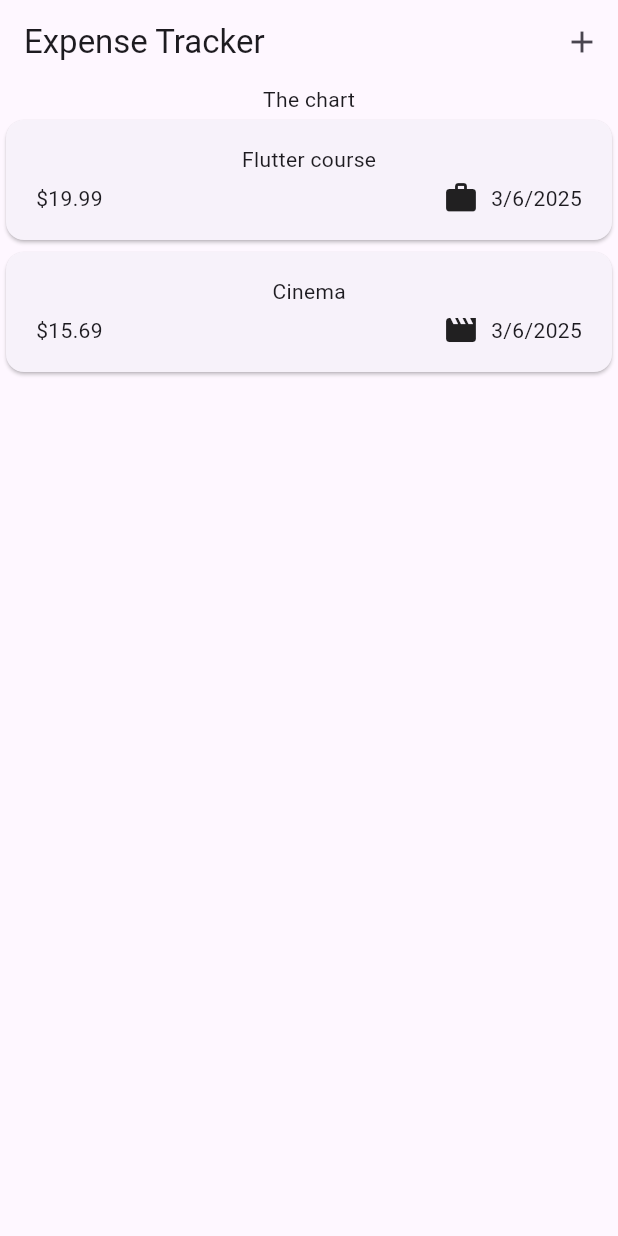
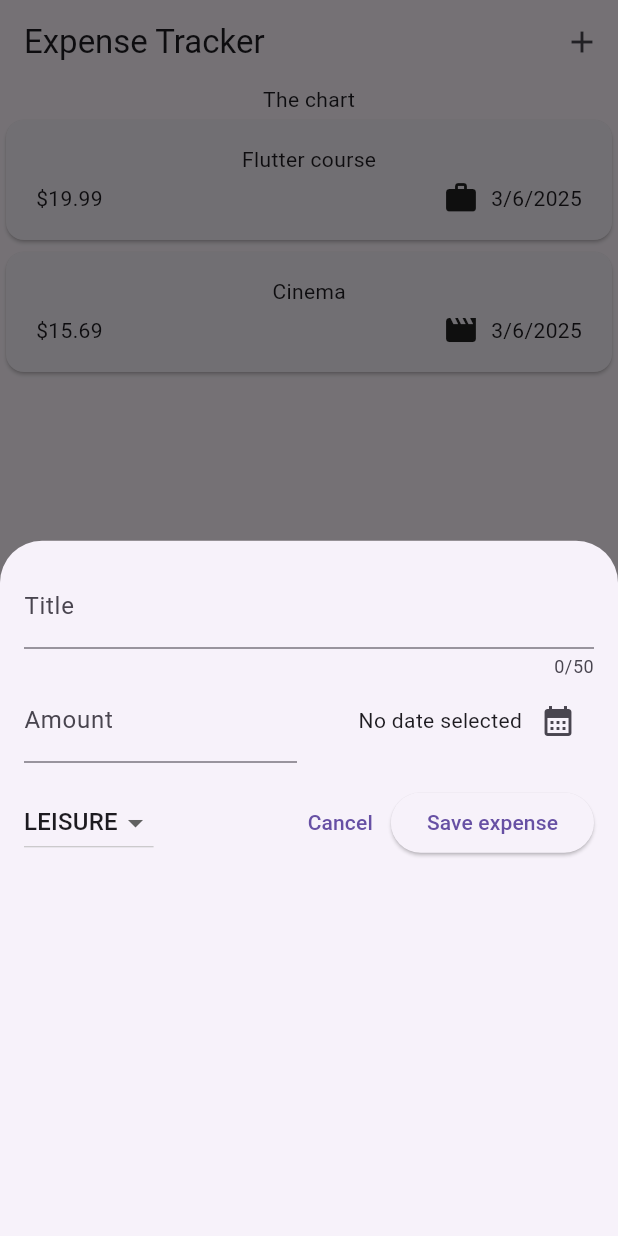
Before and after one commit to Marcusng88/flutter-learn, a Flutter app: the screen it shows after launch, after a tap on the "add" icon, on a phone screen of 412 x 824 dp. Run offline on Flutter 3.47's test engine with Material 3 defaults, Android fonts, the phone set to English and light mode, and no system bars; our stand-ins replace google_fonts.

Commit message:
add function to add new expenses

```diff
--- a/app3_expense_tracker/lib/widgets/expenses.dart
+++ b/app3_expense_tracker/lib/widgets/expenses.dart
@@ -1,3 +1,5 @@
+import 'package:app3_expense_tracker/widgets/new_expense.dart';
+
 import 'expenses_list/expenses_list.dart';
 import 'package:app3_expense_tracker/models/expense.dart';
 import 'package:flutter/material.dart';
@@ -24,12 +26,17 @@ class _ExpensesState extends State<Expenses> {
         date: DateTime.now(),
         category: Category.leisure),
   ];
+
+  void _openAddExpenseOverlay(){
+    showModalBottomSheet(context: context, builder: (ctx) => const NewExpense());
+  }
+
   @override
   Widget build(BuildContext context) {
     return Scaffold(
       appBar: AppBar(
         title: const Text('Expense Tracker'),
-        actions: [IconButton(onPressed: () {}, icon: Icon(Icons.add))],
+        actions: [IconButton(onPressed: _openAddExpenseOverlay, icon: Icon(Icons.add))],
       ),
       body: Column(
         children: [
--- /dev/null
+++ b/app3_expense_tracker/lib/widgets/new_expense.dart
@@ -0,0 +1,119 @@
+import 'package:flutter/material.dart';
+import 'package:intl/intl.dart';
+import 'package:app3_expense_tracker/models/expense.dart';
+
+final formatter = DateFormat.yMd();
+
+class NewExpense extends StatefulWidget {
+  const NewExpense({super.key});
+  @override
+  State<StatefulWidget> createState() {
+    return _NewExtenseState();
+  }
+}
+
+class _NewExtenseState extends State<NewExpense> {
+  final _titleController = TextEditingController();
+  final _amountController = TextEditingController();
+  DateTime? _selectedDate;
+  Category _selectedCategory = Category.leisure;
+
+  void _presentDatePicker() async {
+    final now = DateTime.now();
+    final firstDate = DateTime(now.year - 1, now.month, now.day);
+    final pickedDate = await showDatePicker(
+      context: context,
+      initialDate: now,
+      firstDate: firstDate,
+      lastDate: now,
+    );
+    setState(() {
+      _selectedDate = pickedDate;
+    });
+  }
+
+  @override
+  void dispose() {
+    _titleController.dispose();
+    _amountController.dispose();
+    super.dispose();
+  }
+
+  @override
+  Widget build(BuildContext context) {
+    return Padding(
+      padding: const EdgeInsets.all(16),
+      child: Column(
+        children: [
+          TextField(
+            controller: _titleController,
+            maxLength: 50,
+            decoration: InputDecoration(
+                label: Text("Title"), hintText: 'Enter a title'),
+          ),
+          Row(children: [
+            Expanded(
+              child: TextField(
+                controller: _amountController,
+                keyboardType: TextInputType.number,
+                decoration: InputDecoration(
+                    prefixText: '\$ ',
+                    label: Text('Amount'),
+                    hintText: 'Enter an amount'),
+              ),
+            ),
+            const SizedBox(width: 16),
+            Expanded(
+              child: Row(
+                mainAxisAlignment: MainAxisAlignment.end,
+                crossAxisAlignment: CrossAxisAlignment.center,
+                children: [
+                  Text(_selectedDate == null
+                      ? 'No date selected'
+                      : formatter.format(_selectedDate!)),
+                  IconButton(
+                      onPressed: _presentDatePicker,
+                      icon: const Icon(Icons.calendar_month)),
+                ],
+              ),
+            ),
+          ]),
+          SizedBox(height: 16),
+          Row(
+            children: [
+              DropdownButton(
+                value: _selectedCategory,
+                items: Category.values
+                    .map(
+                      (category) => DropdownMenuItem(
+                        value: category,
+                        child: Text(
+                          category.name.toUpperCase(),
+                        ),
+                      ),
+                    )
+                    .toList(),
+                onChanged: (value) {
+                  if (value == null) {
+                    return;
+                  }
+                  setState(() {
+                    _selectedCategory = value;
+                  });
+                },
+              ),
+              const Spacer(),
+              TextButton(
+                  onPressed: () {
+                    Navigator.pop(context);
+                  },
+                  child: const Text('Cancel')),
+              ElevatedButton(
+                  onPressed: () {}, child: const Text('Save expense')),
+            ],
+          )
+        ],
+      ),
+    );
+  }
+}
```
